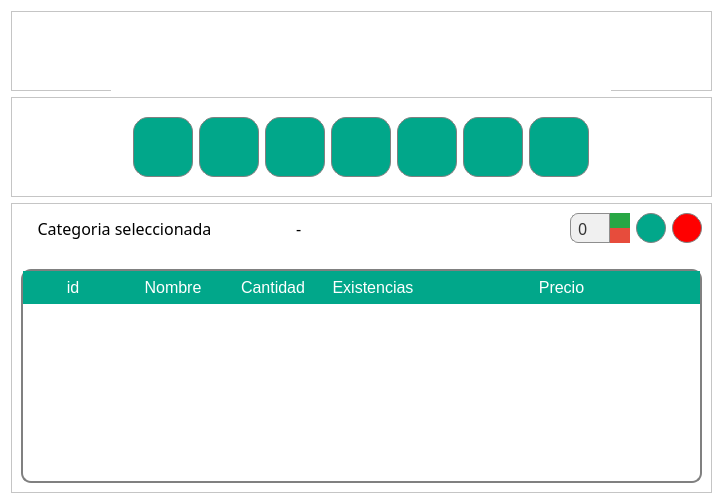
Qt form gui/modificar.ui (MariaFdezVertedor/ControlDeStock) before a commit.
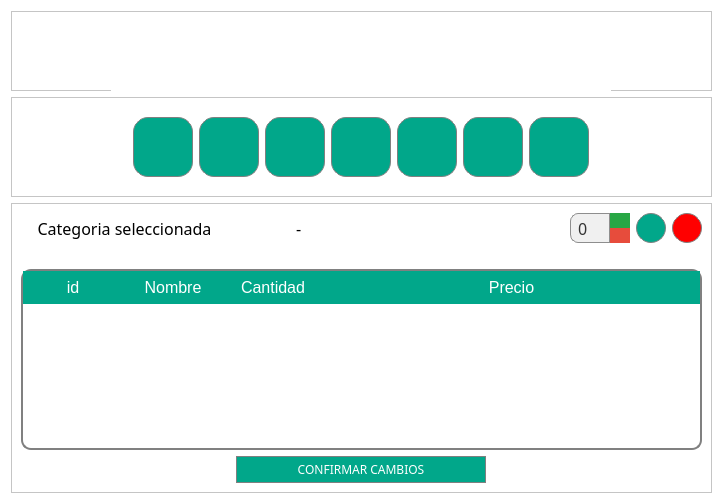
The same form after that commit. Icons and pictures are not drawn.

Commit message: Creado modificar.py y agregada la funcion en el main. Conectado btnModificar

What changed in the file:
```diff
--- a/gui/modificar.ui
+++ b/gui/modificar.ui
@@ -461,7 +461,7 @@
       <item>
        <layout class="QHBoxLayout" name="horizontalLayout">
         <item>
-         <widget class="QLabel" name="lblCategoria">
+         <widget class="QLabel" name="lbl">
           <property name="font">
            <font>
             <family>Questrial</family>
@@ -474,7 +474,7 @@
          </widget>
         </item>
         <item>
-         <widget class="QLabel" name="label_4">
+         <widget class="QLabel" name="lblCategoria">
           <property name="font">
            <font>
             <family>Questrial</family>
@@ -750,11 +750,6 @@
           <string>Cantidad</string>
          </property>
         </column>
-        <column>
-         <property name="text">
-          <string>Existencias</string>
-         </property>
-        </column>
         <column>
          <property name="text">
           <string>Precio</string>
@@ -762,6 +757,58 @@
         </column>
        </widget>
       </item>
+      <item alignment="Qt::AlignHCenter">
+       <widget class="QPushButton" name="btnCorfirmar">
+        <property name="minimumSize">
+         <size>
+          <width>250</width>
+          <height>0</height>
+         </size>
+        </property>
+        <property name="maximumSize">
+         <size>
+          <width>250</width>
+          <height>16777215</height>
+         </size>
+        </property>
+        <property name="font">
+         <font>
+          <family>Questrial</family>
+          <pointsize>-1</pointsize>
+         </font>
+        </property>
+        <property name="toolTipDuration">
+         <number>-4</number>
+        </property>
+        <property name="styleSheet">
+         <string notr="true">QPushButton {
+    background-color: rgba(1, 167, 138, 1);
+    border: 1px solid gray;
+    border-radius: 15px;
+    padding: 4px;
+    color: white;
+    font-size: 12px;
+    font-family: &quot;Questrial&quot;;
+    text-align: center;
+}
+
+QPushButton:hover {
+    background-color: rgba(1, 167, 138, 0.8);
+    border: 2px solid rgba(1, 167, 138, 0.5);
+    color: rgba(255, 255, 255, 0.9);
+}
+
+QPushButton:pressed {
+    background-color: rgba(1, 167, 138, 0.6);
+    border: 2px solid rgba(1, 167, 138, 0.4);
+}
+</string>
+        </property>
+        <property name="text">
+         <string>CONFIRMAR CAMBIOS</string>
+        </property>
+       </widget>
+      </item>
      </layout>
     </widget>
    </item>
```
Left out of the diff: 4 changed lines with no effect on the pictures. The commit also changes 8 other files.
